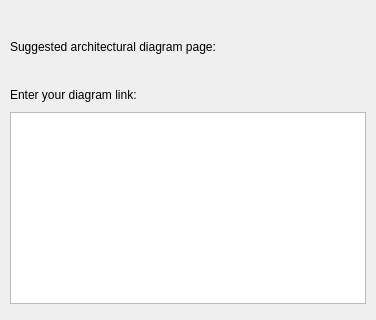
Before: the Qt Designer form iotpentool/gui/arch_diagram.ui in sarunasil/iotPenTool, drawn with Qt 5; both pictures show x 0 to 376 and y 0 to 320 of the 376 by 718 pixel window.
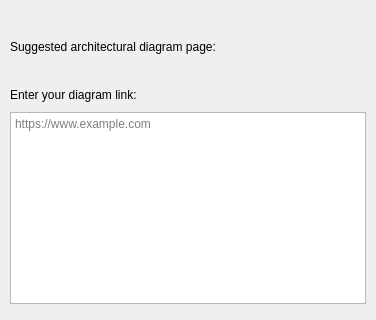
After: the same form once the commit is applied.

```diff
--- a/iotpentool/gui/arch_diagram.ui
+++ b/iotpentool/gui/arch_diagram.ui
@@ -82,6 +82,9 @@
          <verstretch>0</verstretch>
         </sizepolicy>
        </property>
+       <property name="placeholderText">
+        <string>https://www.example.com</string>
+       </property>
       </widget>
      </item>
      <item>
```
